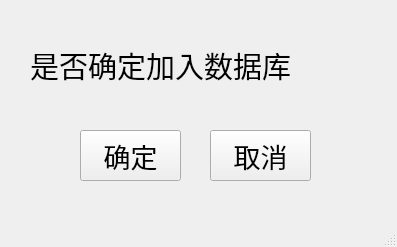
Above: UI/reminder.ui from DefJia/TCM-Retrieval-System before the change. Below: the same form after it.
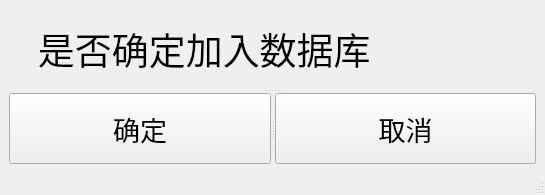
That is the form after the change.

Patch:
```diff
--- a/UI/reminder.ui
+++ b/UI/reminder.ui
@@ -6,45 +6,39 @@
    <rect>
     <x>0</x>
     <y>0</y>
-    <width>397</width>
-    <height>247</height>
+    <width>545</width>
+    <height>195</height>
    </rect>
   </property>
   <property name="windowTitle">
    <string>提示</string>
   </property>
   <widget class="QWidget" name="centralwidget">
+   <layout class="QGridLayout" name="gridLayout">
+    <item row="0" column="0">
+     <widget class="QSplitter" name="splitter_2">
+      <property name="orientation">
+       <enum>Qt::Vertical</enum>
+      </property>
    <widget class="QLabel" name="labelType">
-    <property name="geometry">
-     <rect>
-      <x>30</x>
-      <y>20</y>
-      <width>351</width>
-      <height>91</height>
-     </rect>
-    </property>
     <property name="font">
      <font>
-      <family>宋体</family>
-      <pointsize>22</pointsize>
+         <family>Academy Engraved LET</family>
+         <pointsize>28</pointsize>
      </font>
     </property>
     <property name="toolTip">
      <string/>
     </property>
     <property name="text">
-     <string>是否确定加入数据库</string>
-    </property>
-   </widget>
+        <string>   是否确定加入数据库</string>
+       </property>
+      </widget>
+      <widget class="QSplitter" name="splitter">
+       <property name="orientation">
+        <enum>Qt::Horizontal</enum>
+       </property>
    <widget class="QPushButton" name="buttonYes">
-    <property name="geometry">
-     <rect>
-      <x>80</x>
-      <y>130</y>
-      <width>101</width>
-      <height>51</height>
-     </rect>
-    </property>
     <property name="sizePolicy">
      <sizepolicy hsizetype="Fixed" vsizetype="Fixed">
       <horstretch>0</horstretch>
@@ -62,14 +56,6 @@
     </property>
    </widget>
    <widget class="QPushButton" name="buttonNo">
-    <property name="geometry">
-     <rect>
-      <x>210</x>
-      <y>130</y>
-      <width>101</width>
-      <height>51</height>
-     </rect>
-    </property>
     <property name="font">
      <font>
       <family>Academy Engraved LET</family>
@@ -81,6 +67,10 @@
     </property>
    </widget>
   </widget>
+     </widget>
+    </item>
+   </layout>
+  </widget>
   <widget class="QMenuBar" name="menubar">
    <property name="geometry">
     <rect>
```
Left out of the diff: 5 changed lines with no effect on the pictures. Lines whose indentation alone changed are shown as unchanged.
